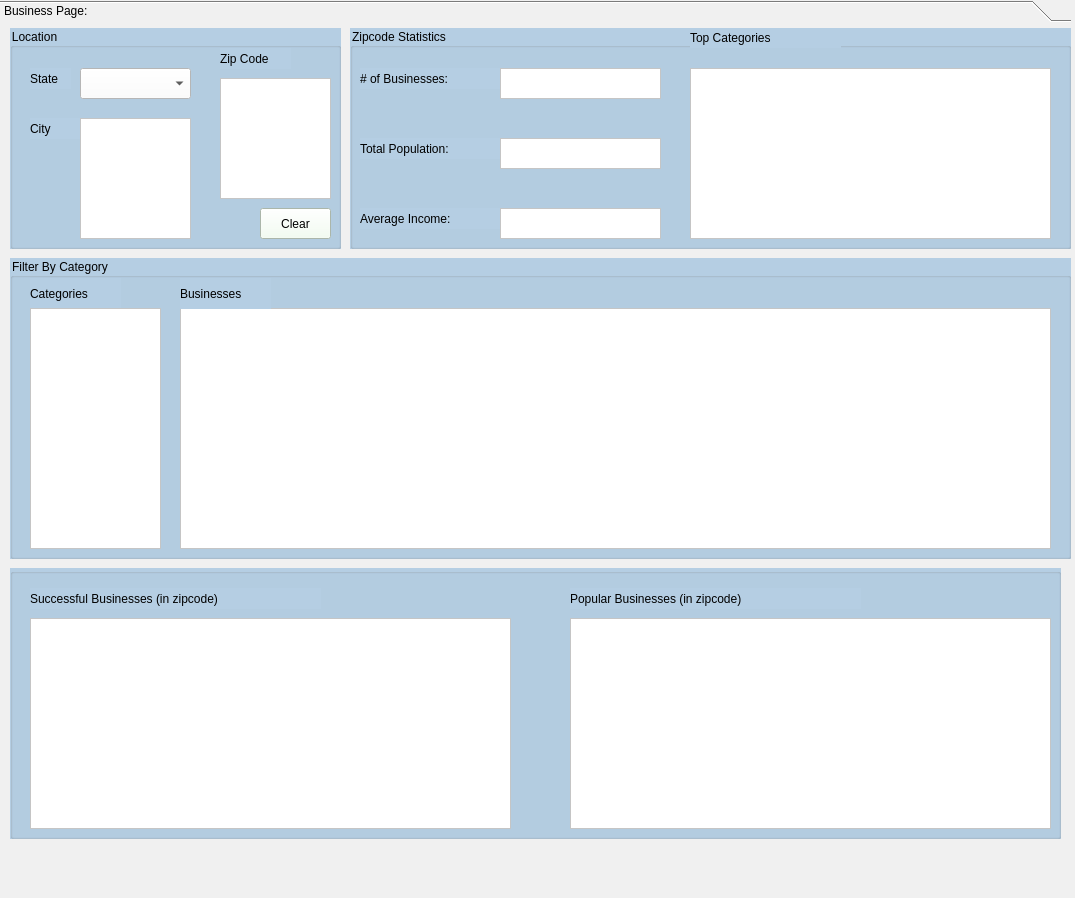
Qt form milestone1app.ui (csilby01/451milestone3) before a commit.
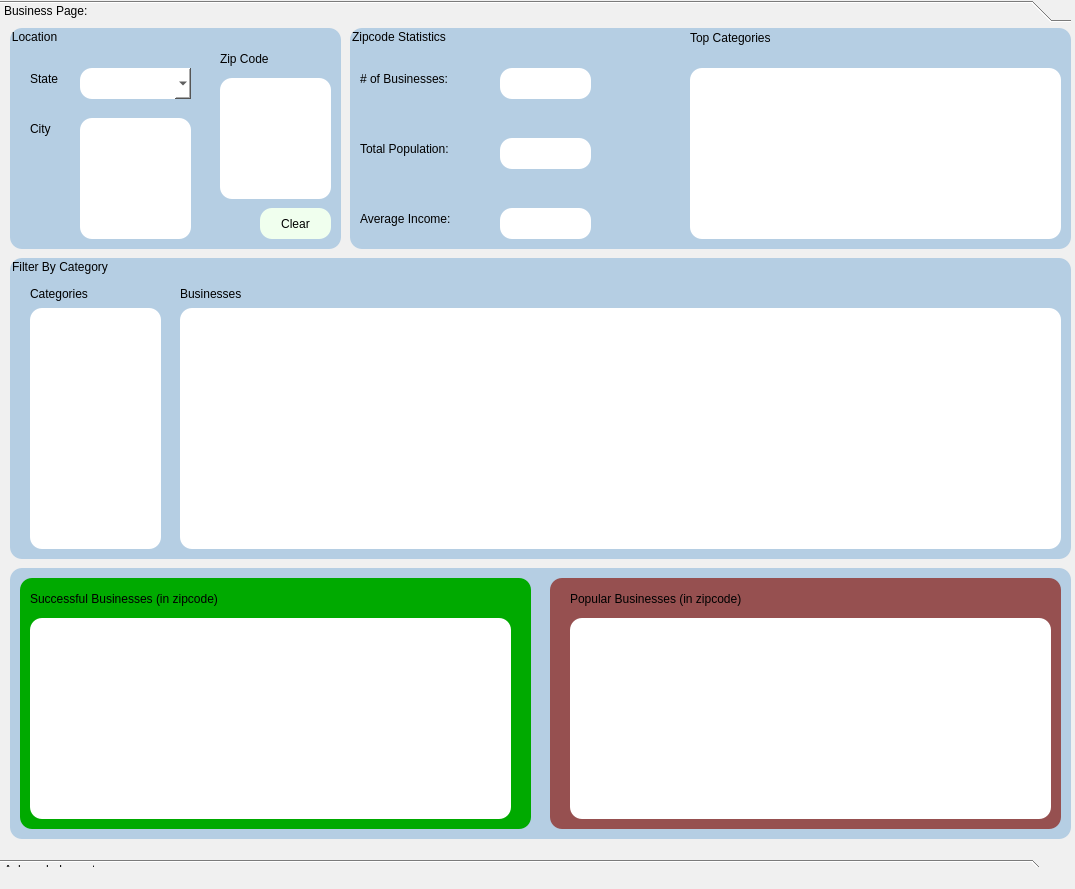
The same form after that commit.

Commit message: pretty styling:

What changed in the file:
```diff
--- a/milestone1app.ui
+++ b/milestone1app.ui
@@ -7,7 +7,7 @@
     <x>0</x>
     <y>0</y>
     <width>1075</width>
-    <height>898</height>
+    <height>889</height>
    </rect>
   </property>
   <property name="windowTitle">
@@ -26,12 +26,13 @@
       <x>0</x>
       <y>0</y>
       <width>1071</width>
-      <height>991</height>
+      <height>881</height>
      </rect>
     </property>
     <property name="styleSheet">
      <string notr="true">font: 12pt &quot;Lucida Sans Unicode&quot;;
-border-color: rgb(0, 0, 0);</string>
+border-color: rgb(0, 0, 0);
+border-radius: 12px;</string>
     </property>
     <property name="currentIndex">
      <number>0</number>
@@ -42,7 +43,7 @@
        <x>0</x>
        <y>0</y>
        <width>1071</width>
-       <height>923</height>
+       <height>813</height>
       </rect>
      </property>
      <attribute name="label">
@@ -228,13 +229,13 @@
         <rect>
          <x>150</x>
          <y>40</y>
-         <width>161</width>
+         <width>91</width>
          <height>31</height>
         </rect>
        </property>
        <property name="styleSheet">
         <string notr="true">background-color: rgb(255, 255, 255);
-font: 10pt &quot;Lucida Sans Unicode&quot;;</string>
+font: 15pt &quot;Lucida Sans Unicode&quot;;</string>
        </property>
       </widget>
       <widget class="QListWidget" name="population">
@@ -242,13 +243,13 @@
         <rect>
          <x>150</x>
          <y>110</y>
-         <width>161</width>
+         <width>91</width>
          <height>31</height>
         </rect>
        </property>
        <property name="styleSheet">
         <string notr="true">background-color: rgb(255, 255, 255);
-font: 10pt &quot;Lucida Sans Unicode&quot;;</string>
+font: 15pt &quot;Lucida Sans Unicode&quot;;</string>
        </property>
       </widget>
       <widget class="QListWidget" name="avgIncome">
@@ -256,13 +257,13 @@
         <rect>
          <x>150</x>
          <y>180</y>
-         <width>161</width>
+         <width>91</width>
          <height>31</height>
         </rect>
        </property>
        <property name="styleSheet">
         <string notr="true">background-color: rgb(255, 255, 255);
-font: 10pt &quot;Lucida Sans Unicode&quot;;</string>
+font: 15pt &quot;Lucida Sans Unicode&quot;;</string>
        </property>
       </widget>
       <widget class="QTableWidget" name="categoryTable">
@@ -270,7 +271,7 @@
         <rect>
          <x>340</x>
          <y>40</y>
-         <width>361</width>
+         <width>371</width>
          <height>171</height>
         </rect>
        </property>
@@ -314,7 +315,8 @@
       <property name="styleSheet">
        <string notr="true">font: 12pt &quot;Lucida Sans Unicode&quot;;
 color: rgb(0, 0, 0);
-background-color: rgb(181, 206, 227);</string>
+background-color: rgb(181, 206, 227);
+border-radius: 12px;</string>
       </property>
       <property name="title">
        <string>Filter By Category</string>
@@ -354,7 +356,7 @@
         <rect>
          <x>170</x>
          <y>50</y>
-         <width>871</width>
+         <width>881</width>
          <height>241</height>
         </rect>
        </property>
@@ -371,6 +373,9 @@
        <attribute name="verticalHeaderVisible">
         <bool>false</bool>
        </attribute>
+       <attribute name="verticalHeaderDefaultSectionSize">
+        <number>60</number>
+       </attribute>
       </widget>
       <widget class="QLabel" name="label_9">
        <property name="geometry">
@@ -388,20 +393,25 @@
         <string>Businesses</string>
        </property>
       </widget>
+      <zorder>label_9</zorder>
+      <zorder>label_8</zorder>
+      <zorder>categoryList</zorder>
+      <zorder>businessTable</zorder>
      </widget>
      <widget class="QGroupBox" name="groupBox_3">
       <property name="geometry">
        <rect>
         <x>10</x>
         <y>540</y>
-        <width>1051</width>
+        <width>1061</width>
         <height>271</height>
        </rect>
       </property>
       <property name="styleSheet">
        <string notr="true">font: 12pt &quot;Lucida Sans Unicode&quot;;
 color: rgb(0, 0, 0);
-background-color: rgb(181, 206, 227);</string>
+background-color: rgb(181, 206, 227);
+border-radius:12px;</string>
       </property>
       <property name="title">
        <string/>
@@ -412,35 +422,13 @@
          <x>20</x>
          <y>50</y>
          <width>481</width>
-         <height>211</height>
+         <height>201</height>
         </rect>
        </property>
        <property name="styleSheet">
         <string notr="true">background-color: rgb(255, 255, 255);
-font: 10pt &quot;Lucida Sans Unicode&quot;;</string>
-       </property>
-       <attribute name="horizontalHeaderVisible">
-        <bool>true</bool>
-       </attribute>
-       <attribute name="horizontalHeaderStretchLastSection">
-        <bool>true</bool>
-       </attribute>
-       <attribute name="verticalHeaderVisible">
-        <bool>false</bool>
-       </attribute>
-      </widget>
-      <widget class="QTableWidget" name="popularTable">
-       <property name="geometry">
-        <rect>
-         <x>560</x>
-         <y>50</y>
-         <width>481</width>
-         <height>211</height>
-        </rect>
-       </property>
-       <property name="styleSheet">
-        <string notr="true">background-color: rgb(255, 255, 255);
-font: 10pt &quot;Lucida Sans Unicode&quot;;</string>
+font: 10pt &quot;Lucida Sans Unicode&quot;;
+border-radius: 12px;</string>
        </property>
        <attribute name="horizontalHeaderVisible">
         <bool>true</bool>
@@ -461,23 +449,93 @@
          <height>21</height>
         </rect>
        </property>
+       <property name="styleSheet">
+        <string notr="true">background-color: rgb(0, 170, 0);</string>
+       </property>
        <property name="text">
         <string>Successful Businesses (in zipcode)</string>
        </property>
       </widget>
-      <widget class="QLabel" name="label_11">
+      <widget class="QFrame" name="frame">
        <property name="geometry">
         <rect>
-         <x>560</x>
-         <y>20</y>
-         <width>291</width>
-         <height>21</height>
+         <x>10</x>
+         <y>10</y>
+         <width>511</width>
+         <height>251</height>
         </rect>
        </property>
-       <property name="text">
-        <string>Popular Businesses (in zipcode)</string>
+       <property name="styleSheet">
+        <string notr="true">background-color: rgb(0, 170, 0);
+border-radius: 12px;</string>
        </property>
+       <property name="frameShape">
+        <enum>QFrame::StyledPanel</enum>
+       </property>
+       <property name="frameShadow">
+        <enum>QFrame::Raised</enum>
+       </property>
       </widget>
+      <widget class="QFrame" name="frame_2">
+       <property name="geometry">
+        <rect>
+         <x>540</x>
+         <y>10</y>
+         <width>511</width>
+         <height>251</height>
+        </rect>
+       </property>
+       <property name="styleSheet">
+        <string notr="true">background-color: rgb(150,80, 80);
+border-radius: 12px;</string>
+       </property>
+       <property name="frameShape">
+        <enum>QFrame::StyledPanel</enum>
+       </property>
+       <property name="frameShadow">
+        <enum>QFrame::Raised</enum>
+       </property>
+       <widget class="QTableWidget" name="popularTable">
+        <property name="geometry">
+         <rect>
+          <x>20</x>
+          <y>40</y>
+          <width>481</width>
+          <height>201</height>
+         </rect>
+        </property>
+        <property name="styleSheet">
+         <string notr="true">background-color: rgb(255, 255, 255);
+font: 10pt &quot;Lucida Sans Unicode&quot;;</string>
+        </property>
+        <attribute name="horizontalHeaderVisible">
+         <bool>true</bool>
+        </attribute>
+        <attribute name="horizontalHeaderStretchLastSection">
+         <bool>true</bool>
+        </attribute>
+        <attribute name="verticalHeaderVisible">
+         <bool>false</bool>
+        </attribute>
+       </widget>
+       <widget class="QLabel" name="label_11">
+        <property name="geometry">
+         <rect>
+          <x>20</x>
+          <y>10</y>
+          <width>291</width>
+          <height>21</height>
+         </rect>
+        </property>
+        <property name="text">
+         <string>Popular Businesses (in zipcode)</string>
+        </property>
+       </widget>
+      </widget>
+      <zorder>frame_2</zorder>
+      <zorder>frame</zorder>
+      <zorder>successfulTable</zorder>
+      <zorder>label_10</zorder>
      </widget>
     </widget>
     <widget class="QWidget" name="page_2">
@@ -485,8 +543,8 @@
       <rect>
        <x>0</x>
        <y>0</y>
-       <width>98</width>
-       <height>28</height>
+       <width>1071</width>
+       <height>813</height>
       </rect>
      </property>
      <attribute name="label">
```
